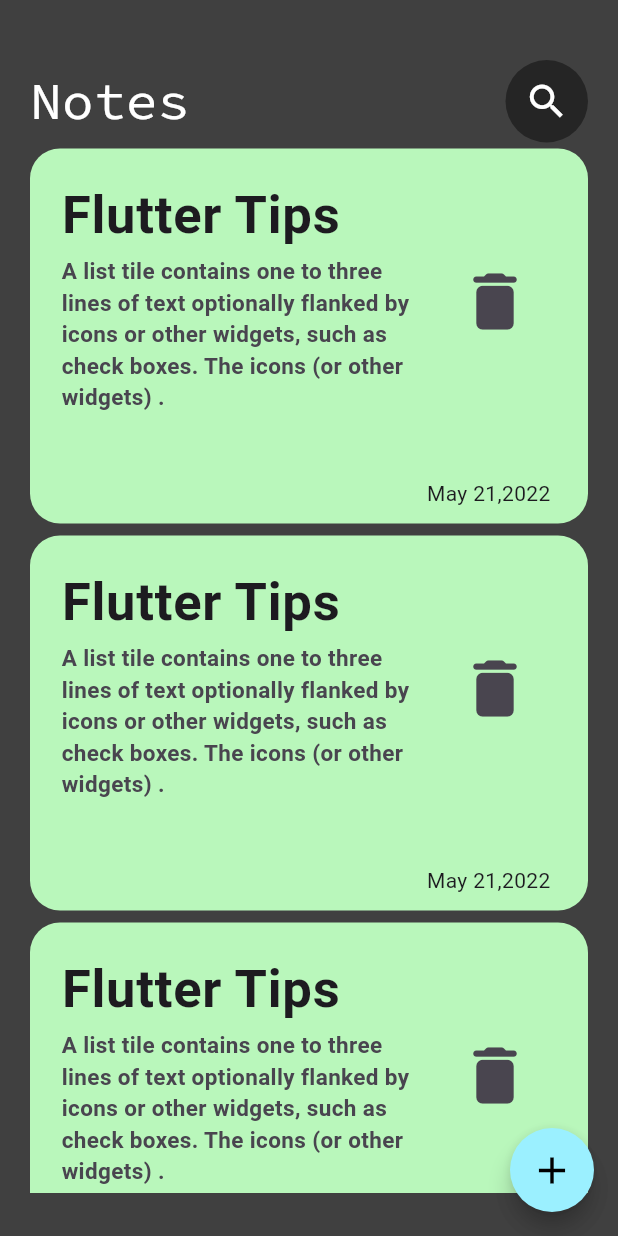
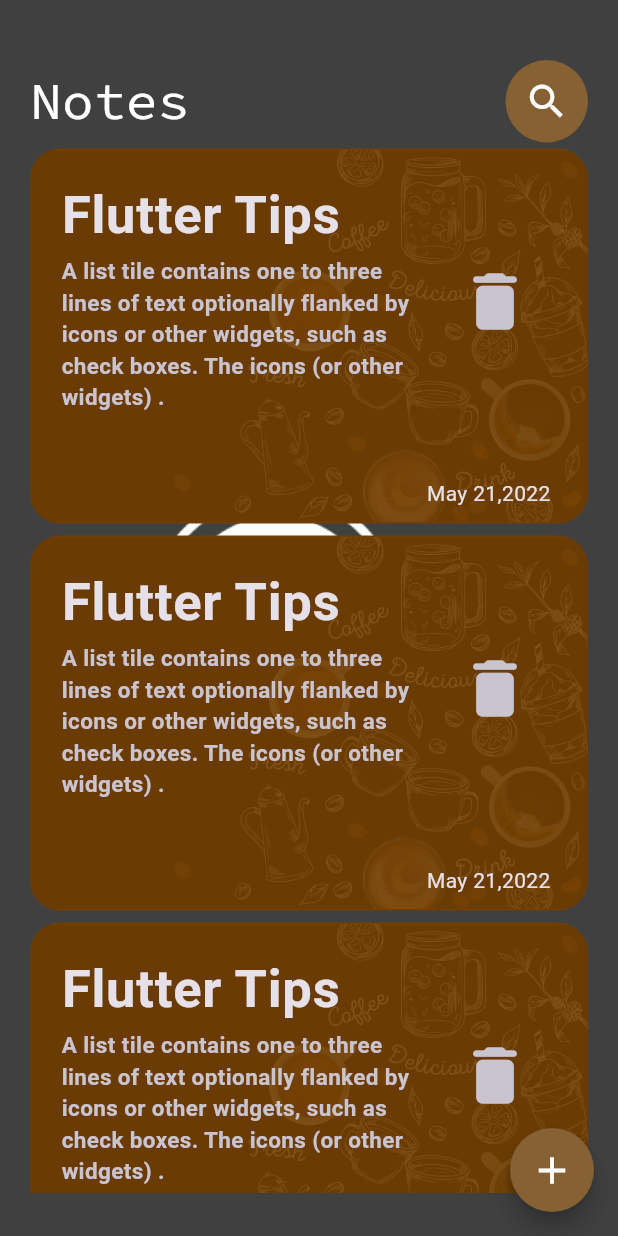
Before and after one commit to AMN-2/NoteApp, a Flutter app: the screen it shows after launch, on a phone screen of 412 x 824 dp. Run offline on Flutter 3.47's test engine with Material 3 defaults, Android fonts, the phone set to English and light mode, and no system bars; our stand-ins replace google_fonts; Roboto replaces fonts that are missing (Dosis).

Commit message:
add some image and coffee colors

```diff
--- a/lib/main.dart
+++ b/lib/main.dart
@@ -15,6 +15,7 @@ class NoteApp extends StatelessWidget {
     return MaterialApp(
       debugShowCheckedModeBanner: false,
       theme: ThemeData(
+        brightness: Brightness.dark,
           useMaterial3: true,
           appBarTheme: AppBarTheme(
             foregroundColor: Colors.white,
--- a/lib/views/notes_view.dart
+++ b/lib/views/notes_view.dart
@@ -1,7 +1,8 @@
 // ignore_for_file: prefer_const_constructors, sized_box_for_whitespace
 
 import 'package:flutter/material.dart';
-import 'package:google_fonts/google_fonts.dart';
+// import 'package:google_fonts/google_fonts.dart';
+import 'package:noteapp/views/widgets/coustem_appbar.dart';
 import 'package:noteapp/views/widgets/note_Item.dart';
 
 class NotesView extends StatelessWidget {
@@ -11,52 +12,28 @@ class NotesView extends StatelessWidget {
     return Scaffold(
       floatingActionButton: FloatingActionButton(
         shape: CircleBorder(),
-        backgroundColor: Color.fromARGB(255, 155, 240, 255),
+        backgroundColor: Color.fromARGB(255, 134, 97, 51),
         onPressed: () {},
         child: Icon(
           Icons.add,
           size: 30,
-          color: Color.fromARGB(255, 0, 0, 0),
+          color: Color.fromARGB(255, 255, 255, 255),
         ),
       ),
       backgroundColor: const Color.fromARGB(221, 35, 35, 35),
       // drawer: Drawer(),
       body: Container(
         margin: EdgeInsets.symmetric(vertical: 40, horizontal: 20),
+        decoration: BoxDecoration(
+          image: DecorationImage(
+            image: AssetImage('images/2.png'),
+          ),
+        ),
         // color: Colors.white,
         child: Column(
           children: [
             // coustem appbar
-            Row(
-              mainAxisAlignment: MainAxisAlignment.spaceBetween,
-              children: [
-                Text(
-                  'Notes',
-                  style: GoogleFonts.sourceCodePro(
-                    fontSize: 35,
-                    fontWeight: FontWeight.normal,
-                    color: Colors.white,
-                  ),
-                ),
-                Container(
-                  height: 55,
-                  width: 55,
-                  decoration: BoxDecoration(
-                      color: Color.fromARGB(255, 37, 37, 37),
-                      borderRadius: BorderRadius.circular(30)),
-                  child: Center(
-                    child: IconButton(
-                      onPressed: () {},
-                      icon: Icon(
-                        Icons.search,
-                        size: 30,
-                        color: Colors.white,
-                      ),
-                    ),
-                  ),
-                ),
-              ],
-            ),
+            CoustemAppbar(),
             // coustem appbar
             Container(
               width: double.infinity,
@@ -67,7 +44,7 @@ class NotesView extends StatelessWidget {
                 itemBuilder: (BuildContext context, int index) {
                   return Padding(
                     padding: const EdgeInsets.symmetric(vertical: 4),
-                    child: NoteItem(mainColor: Color.fromARGB(255, 185, 247, 187) ),
+                    child: NoteItem(mainColor: Color.fromARGB(255, 114, 63, 0)),
                   );
                 },
               ),
--- /dev/null
+++ b/lib/views/widgets/coustem_appbar.dart
@@ -0,0 +1,40 @@
+import 'package:flutter/material.dart';
+import 'package:google_fonts/google_fonts.dart';
+
+class CoustemAppbar extends StatelessWidget {
+  const CoustemAppbar({super.key});
+
+  @override
+  Widget build(BuildContext context) {
+    return Row(
+      mainAxisAlignment: MainAxisAlignment.spaceBetween,
+      children: [
+        Text(
+          'Notes',
+          style: GoogleFonts.sourceCodePro(
+            fontSize: 35,
+            fontWeight: FontWeight.normal,
+            color: Colors.white,
+          ),
+        ),
+        Container(
+          height: 55,
+          width: 55,
+          decoration: BoxDecoration(
+              color: const Color.fromARGB(255, 134, 97, 51),
+              borderRadius: BorderRadius.circular(30)),
+          child: Center(
+            child: IconButton(
+              onPressed: () {},
+              icon: const Icon(
+                Icons.search,
+                size: 30,
+                color: Colors.white,
+              ),
+            ),
+          ),
+        ),
+      ],
+    );
+  }
+}
--- a/lib/views/widgets/note_Item.dart
+++ b/lib/views/widgets/note_Item.dart
@@ -4,8 +4,8 @@ import 'package:flutter/material.dart';
 import 'package:google_fonts/google_fonts.dart';
 
 class NoteItem extends StatelessWidget {
-   NoteItem({super.key, required this.mainColor});
-  final Color mainColor ;
+  NoteItem({super.key, required this.mainColor});
+  final Color mainColor;
 
   @override
   Widget build(BuildContext context) {
@@ -14,6 +14,7 @@ class NoteItem extends StatelessWidget {
       height: 250,
       width: double.infinity,
       decoration: BoxDecoration(
+        image: DecorationImage(image: AssetImage('images/1.jpg') , opacity: 0.1),
         color: mainColor,
         borderRadius: BorderRadius.circular(20),
       ),
--- a/pubspec.yaml
+++ b/pubspec.yaml
@@ -61,8 +61,8 @@ flutter:
   uses-material-design: true
 
   # To add assets to your application, add an assets section, like this:
-  # assets:
-  #   - images/a_dot_burr.jpeg
+  assets:
+    - images/
   #   - images/a_dot_ham.jpeg
 
   # An image asset can refer to one or more resolution-specific "variants", see
```
Also changed, not shown: images/1.jpg (added), images/2.png (added).
